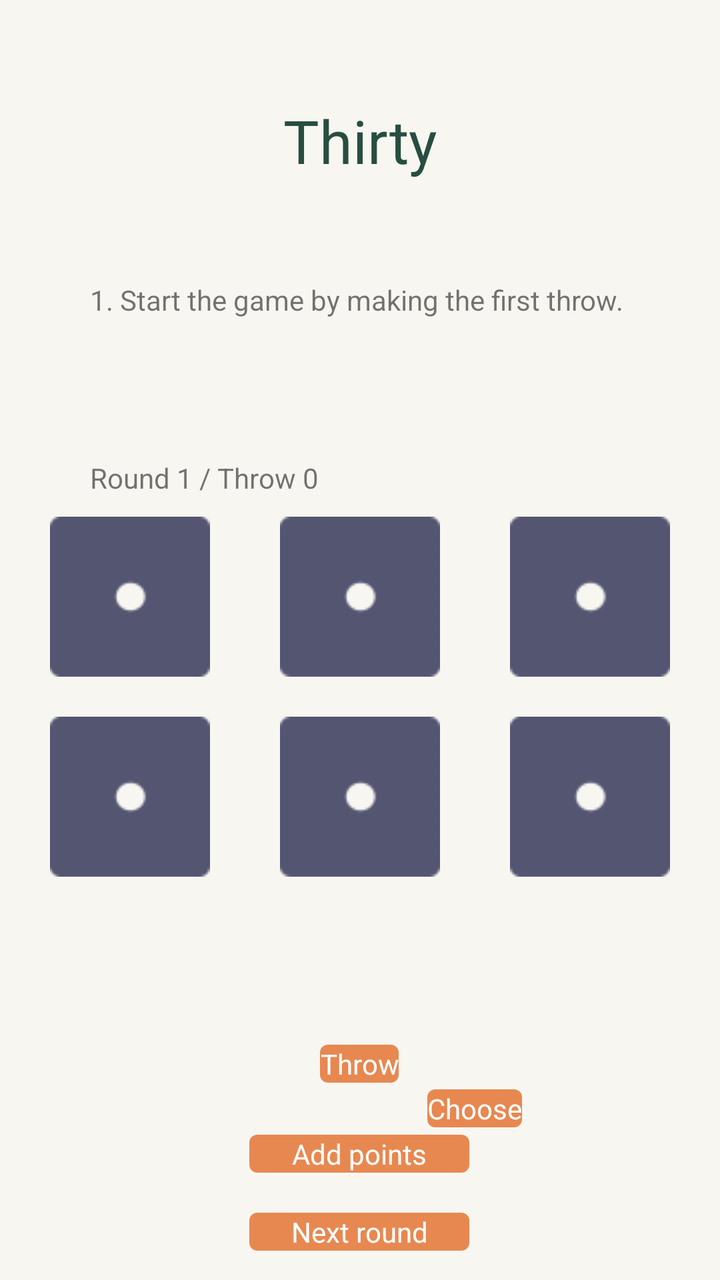
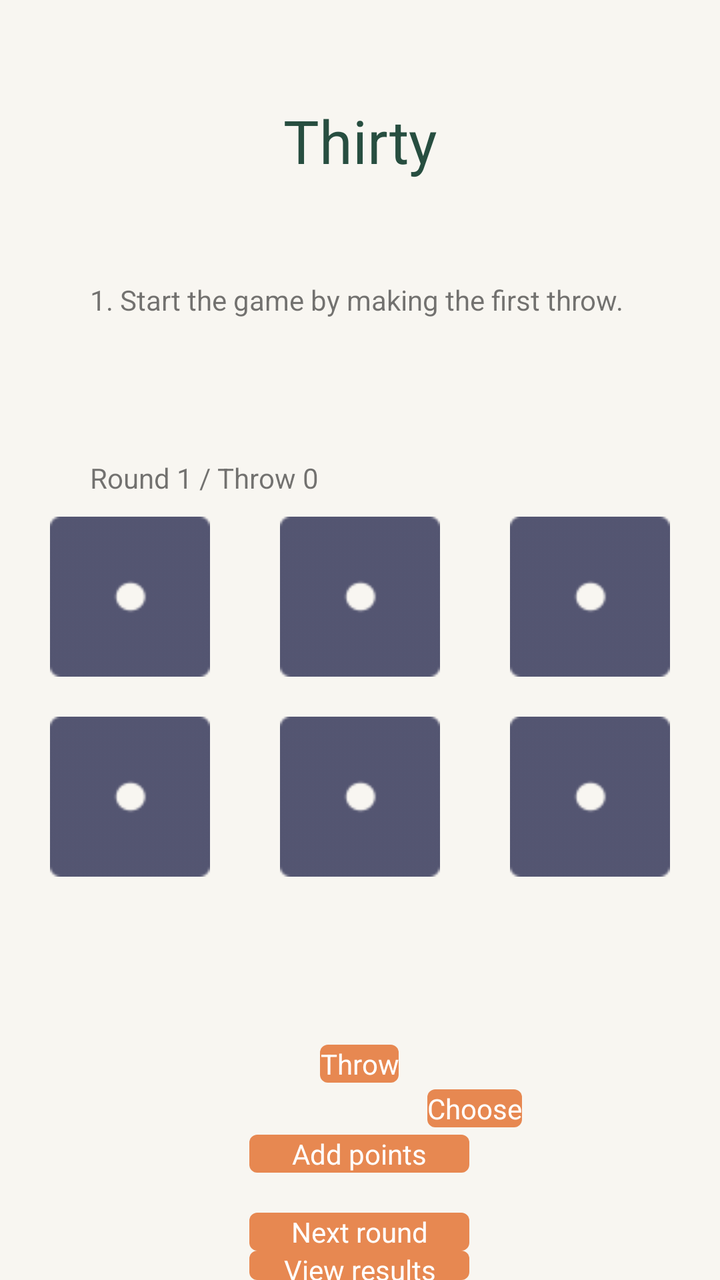

Two renders of the same Android screen: before a commit and after it. Below are the layout's source before the change and the commit's diff.
<!-- AndroidManifest.xml: application theme Theme.Thirty -->
<!-- res/layout/start.xml -->
<?xml version="1.0" encoding="utf-8"?>
<LinearLayout xmlns:android="http://schemas.android.com/apk/res/android"
    android:layout_width="match_parent"
    android:layout_height="match_parent"
    android:orientation="vertical"
    android:background="@color/background"
    android:id="@+id/root_layout">

    <TextView
        android:id="@+id/textView"
        android:layout_width="match_parent"
        android:layout_height="wrap_content"
        android:text="@string/app_name"
        android:textSize="30sp"
        android:gravity="center"
        android:textColor="#274E40"
        android:layout_marginTop="50dp"
        android:layout_marginStart="15dp"
        android:layout_marginEnd="15dp"
        android:layout_marginBottom="50dp"/>

    <TextView
        android:id="@+id/description"
        android:layout_width="wrap_content"
        android:layout_height="50dp"
        android:text="@string/step1"
        android:layout_marginBottom="20dp"
        android:layout_marginStart="45dp"
        android:layout_marginEnd="45dp"/>

    <TextView
        android:id="@+id/total_points"
        android:layout_width="match_parent"
        android:layout_height="wrap_content"
        android:layout_marginStart="45dp"
        />

    <TextView
        android:id="@+id/throw_count"
        android:layout_width="match_parent"
        android:layout_height="wrap_content"
        android:text="@string/round_throw"
        android:layout_marginStart="45dp"
        />

    <TableLayout
        android:layout_width="match_parent"
        android:layout_height="wrap_content"
        android:orientation="horizontal">
        <TableRow
            android:gravity="center">

            <ImageButton
                android:id="@+id/dice_button_1"
                android:layout_width="wrap_content"
                android:layout_height="wrap_content"
                android:src="@drawable/blue1"
                android:padding="10dp"
                android:background="@android:color/transparent"
                android:minHeight="100dp"
                android:minWidth="100dp"
                android:scaleType="fitCenter"
                android:layout_marginEnd="15dp"
                android:contentDescription="@string/dice1"
                />

            <ImageButton
                android:id="@+id/dice_button_2"
                android:layout_width="wrap_content"
                android:layout_height="wrap_content"
                android:src="@drawable/blue1"
                android:padding="10dp"
                android:background="@android:color/transparent"
                android:minHeight="100dp"
                android:minWidth="100dp"
                android:scaleType="fitCenter"
                android:layout_marginEnd="15dp"
                android:contentDescription="@string/dice2"
                />

            <ImageButton
                android:id="@+id/dice_button_3"
                android:layout_width="wrap_content"
                android:layout_height="wrap_content"
                android:src="@drawable/blue1"
                android:padding="10dp"
                android:background="@android:color/transparent"
                android:minHeight="100dp"
                android:minWidth="100dp"
                android:scaleType="fitCenter"
                android:contentDescription="@string/dice3"
                />
        </TableRow>

        <TableRow
            android:gravity="center">

            <ImageButton
                android:id="@+id/dice_button_4"
                android:layout_width="wrap_content"
                android:layout_height="wrap_content"
                android:src="@drawable/blue1"
                android:padding="10dp"
                android:background="@android:color/transparent"
                android:minHeight="100dp"
                android:minWidth="100dp"
                android:scaleType="fitCenter"
                android:layout_marginEnd="15dp"
                android:contentDescription="@string/dice4"
                />

            <ImageButton
                android:id="@+id/dice_button_5"
                android:layout_width="wrap_content"
                android:layout_height="wrap_content"
                android:src="@drawable/blue1"
                android:padding="10dp"
                android:background="@android:color/transparent"
                android:minHeight="100dp"
                android:minWidth="100dp"
                android:scaleType="fitCenter"
                android:layout_marginEnd="15dp"
                android:contentDescription="@string/dice5"
                />

            <ImageButton
                android:id="@+id/dice_button_6"
                android:layout_width="wrap_content"
                android:layout_height="wrap_content"
                android:src="@drawable/blue1"
                android:padding="10dp"
                android:background="@android:color/transparent"
                android:minHeight="100dp"
                android:minWidth="100dp"
                android:scaleType="fitCenter"
                android:contentDescription="@string/dice6"
                />
        </TableRow>

        <TextView
            android:id="@+id/status_add"
            android:layout_width="match_parent"
            android:layout_height="wrap_content"
            android:layout_marginBottom="15dp"
            android:layout_marginStart="45dp"/>

        <TableRow
            android:layout_width="match_parent"
            android:layout_height="match_parent"
            android:gravity="center"
            android:layout_marginTop="40dp">

            <Button
                android:id="@+id/throw_button"
                android:layout_gravity="center"
                android:background="@drawable/button_shape"
                android:gravity="center"
                android:text="@string/throw_button"
                android:textColor="@color/white" />

        </TableRow>
        <TableRow
            android:layout_width="match_parent"
            android:layout_height="match_parent"
            android:gravity="center">

            <Spinner
                android:id="@+id/spinner"
                android:layout_width="wrap_content"
                android:layout_height="wrap_content"
                android:spinnerMode="dialog"
                android:padding="13dp"
                android:background="@drawable/spinner_shape"
                android:layout_gravity="center"/>
            <Button
                android:id="@+id/choose_button"
                android:layout_gravity="center"
                android:background="@drawable/button_shape"
                android:gravity="center"
                android:text="@string/choose_button"
                android:textColor="@color/white" />
        </TableRow>
        <TableRow
            android:layout_width="match_parent"
            android:layout_height="match_parent"
            android:gravity="center"
            android:layout_marginBottom="20dp">
            <Button
                android:id="@+id/add_points_button"
                android:layout_gravity="center"
                android:background="@drawable/button_shape"
                android:gravity="center"
                android:text="@string/add_points_button"
                android:textColor="@color/white"
                android:width="110dp"/>
        </TableRow>
        <TableRow
            android:layout_width="match_parent"
            android:layout_height="match_parent"
            android:gravity="center">
            <Button
                android:id="@+id/next_round_button"
                android:layout_gravity="center"
                android:background="@drawable/button_shape"
                android:gravity="center"
                android:text="@string/next_round_button"
                android:textColor="@color/white"
                android:width="110dp" />
        </TableRow>
    </TableLayout>
</LinearLayout>
<!-- resources referenced by this layout -->
<resources>
  <color name="background">#FFF8F6F1</color>
  <color name="white">#FFFFFFFF</color>
  <!-- drawable blue1: png bitmap (drawable-hdpi, 261 bytes) -->
  <!-- drawable button_shape (drawable) -->
  <shape xmlns:android="http://schemas.android.com/apk/res/android"
      android:shape="rectangle" >
      <solid
          android:color="@color/button" />
  
  
  
      <corners
          android:radius="4dp" />
  </shape>
  <!-- drawable spinner_shape (drawable) -->
  <shape xmlns:android="http://schemas.android.com/apk/res/android"
      android:shape="rectangle" >
      <solid
          android:color="@android:color/transparent" />
      <stroke
          android:width="1dip"
          android:color="@color/button"/>
      <corners
          android:radius="4dp" />
  </shape>
  <string name="add_points_button">Add points</string>
  <string name="app_name">Thirty</string>
  <string name="choose_button">Choose</string>
  <string name="dice1">Dice1</string>
  <string name="dice2">Dice2</string>
  <string name="dice3">Dice3</string>
  <string name="dice4">Dice4</string>
  <string name="dice5">Dice5</string>
  <string name="dice6">Dice6</string>
  <string name="next_round_button">Next round</string>
  <string name="round_throw">Round 1 / Throw 0</string>
  <string name="step1">1. Start the game by making the first throw.</string>
  <string name="throw_button">Throw</string>
  <style name="Theme.Thirty" parent="android:Theme.Material.Light.NoActionBar">
      </style>
  <color name="button">#FFE78851</color>
</resources>

<!-- the commit's change to res/layout/start.xml (unified diff, before → after) -->
@@ -207,5 +207,18 @@
                 android:textColor="@color/white"
                 android:width="110dp" />
         </TableRow>
+        <TableRow
+            android:layout_width="match_parent"
+            android:layout_height="match_parent"
+            android:gravity="center">
+            <Button
+                android:id="@+id/view_results_button"
+                android:layout_gravity="center"
+                android:background="@drawable/button_shape"
+                android:gravity="center"
+                android:text="@string/view_results_button"
+                android:textColor="@color/white"
+                android:width="110dp"/>
+        </TableRow>
     </TableLayout>
 </LinearLayout>
<!-- resource entries referenced after the edit -->
@@ -38,6 +38,7 @@
   <string name="round_throw">Round 1 / Throw 0</string>
   <string name="step1">1. Start the game by making the first throw.</string>
   <string name="throw_button">Throw</string>
+  <string name="view_results_button">View results</string>
   <style name="Theme.Thirty" parent="android:Theme.Material.Light.NoActionBar">
       </style>
   <color name="button">#FFE78851</color>
